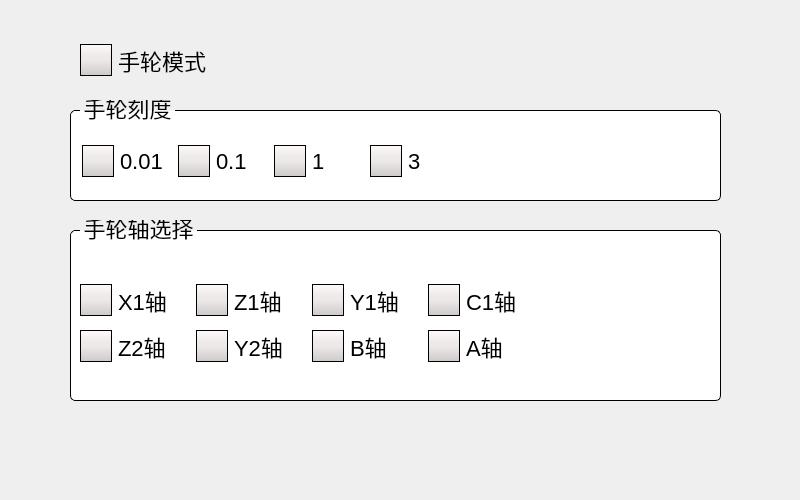
Before: the Qt Designer form dialogs/handwheeldialog.ui in Jade-yun/MachineTool, drawn with Qt 5.
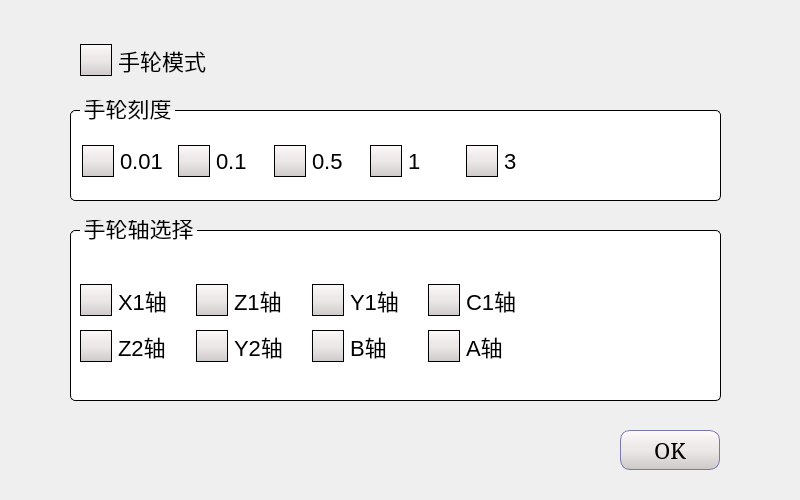
After: the same form once the commit is applied. Icons and pictures are not drawn.

Diff of the .ui file:
```diff
--- a/dialogs/handwheeldialog.ui
+++ b/dialogs/handwheeldialog.ui
@@ -204,7 +204,7 @@
      <rect>
       <x>12</x>
       <y>40</y>
-      <width>380</width>
+      <width>476</width>
       <height>42</height>
      </rect>
     </property>
@@ -259,6 +259,31 @@
        </property>
       </widget>
      </item>
+     <item>
+      <widget class="QCheckBox" name="chbox0_5">
+       <property name="sizePolicy">
+        <sizepolicy hsizetype="Fixed" vsizetype="Fixed">
+         <horstretch>0</horstretch>
+         <verstretch>0</verstretch>
+        </sizepolicy>
+       </property>
+       <property name="minimumSize">
+        <size>
+         <width>90</width>
+         <height>40</height>
+        </size>
+       </property>
+       <property name="maximumSize">
+        <size>
+         <width>90</width>
+         <height>40</height>
+        </size>
+       </property>
+       <property name="text">
+        <string>0.5</string>
+       </property>
+      </widget>
+     </item>
      <item>
       <widget class="QCheckBox" name="chbox1">
        <property name="sizePolicy">
@@ -542,6 +567,45 @@
     </layout>
    </widget>
   </widget>
+  <widget class="QPushButton" name="btnOK">
+   <property name="geometry">
+    <rect>
+     <x>620</x>
+     <y>430</y>
+     <width>100</width>
+     <height>40</height>
+    </rect>
+   </property>
+   <property name="minimumSize">
+    <size>
+     <width>100</width>
+     <height>40</height>
+    </size>
+   </property>
+   <property name="maximumSize">
+    <size>
+     <width>100</width>
+     <height>40</height>
+    </size>
+   </property>
+   <property name="font">
+    <font>
+     <family>SimSun</family>
+     <pointsize>-1</pointsize>
+     <weight>50</weight>
+     <bold>false</bold>
+    </font>
+   </property>
+   <property name="text">
+    <string>OK</string>
+   </property>
+   <property name="iconSize">
+    <size>
+     <width>25</width>
+     <height>25</height>
+    </size>
+   </property>
+  </widget>
  </widget>
  <resources/>
  <connections/>
```
